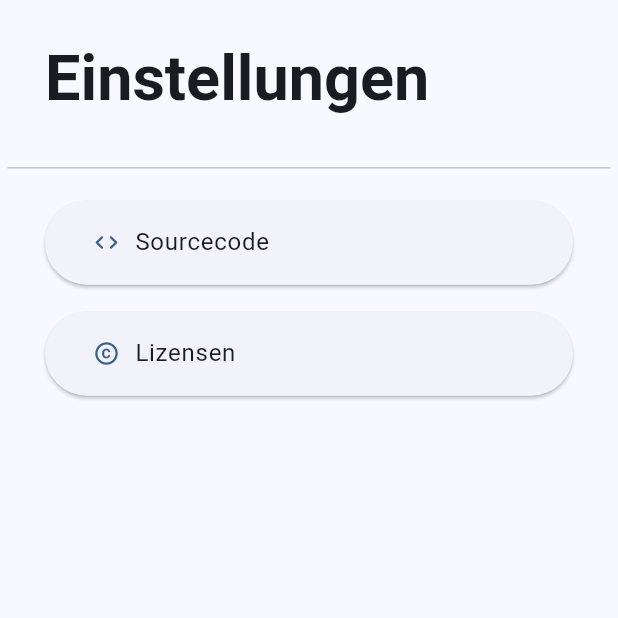
After one commit to lelehier/sort-demo, a Flutter app: the SettingsScreen screen opened directly, after a tap on "Lizensen", on a phone screen of 412 x 824 dp, the top half of it. The commit adds this screen. Run offline on Flutter 3.47's test engine with Material 2 defaults, Android fonts, the phone set to English and light mode, and no system bars; drawn by our look-alikes of dynamic_color.

Commit message:
beginn implementing settings

```diff
--- /dev/null
+++ b/lib/screens/settings.dart
@@ -0,0 +1,58 @@
+import 'package:flutter/material.dart';
+import 'package:sort_demo/widgets/screen_header.dart';
+import 'package:sort_demo/widgets/settings_item.dart';
+import 'package:url_launcher/link.dart';
+
+class SettingsScreen extends StatefulWidget {
+  const SettingsScreen({Key? key}) : super(key: key);
+
+  @override
+  State<SettingsScreen> createState() => _SettingsScreenState();
+}
+
+class _SettingsScreenState extends State<SettingsScreen> {
+  @override
+  Widget build(BuildContext context) {
+    return Scaffold(
+      backgroundColor: Theme.of(context).colorScheme.background,
+      body: CustomScrollView(
+        slivers: [
+          const ScreenHeader('Einstellungen'),
+          SliverList(
+            delegate: SliverChildListDelegate(
+              // Aktuell reine Platzhalter
+              [
+                const Padding(
+                  padding: EdgeInsets.all(5.0),
+                  child: Divider(),
+                ),
+                Link(
+                  target: LinkTarget.blank,
+                  uri: Uri.parse('https://github.com/lelehier/sort-demo'),
+                  builder: (context, followLink) => SettingsItem(
+                    const Icon(Icons.code_rounded),
+                    'Sourcecode',
+                    onPressed: followLink,
+                  ),
+                ),
+                SettingsItem(
+                  const Icon(Icons.copyright_rounded),
+                  'Lizensen',
+                  onPressed: () {
+                    /*
+                  - TODO: Add Licende screen
+                    Navigator.push(
+                        context,
+                        MaterialPageRoute(
+                            builder: (context) => const Licenses()));
+                  */
+                  },
+                ),
+              ],
+            ),
+          ),
+        ],
+      ),
+    );
+  }
+}
--- a/lib/screens/wrapper.dart
+++ b/lib/screens/wrapper.dart
@@ -1,6 +1,7 @@
 import 'package:dynamic_color/dynamic_color.dart';
 import 'package:flutter/material.dart';
 import 'package:sort_demo/screens/algorithms.dart';
+import 'package:sort_demo/screens/settings.dart';
 
 class Wrapper extends StatefulWidget {
   const Wrapper({Key? key}) : super(key: key);
@@ -81,6 +82,6 @@ Widget indexScreen(int index) {
     case 1:
       return const Algorithms();
     default:
-      return const Algorithms();
+      return const SettingsScreen();
   }
 }
--- /dev/null
+++ b/lib/widgets/settings_item.dart
@@ -0,0 +1,37 @@
+import 'package:flutter/material.dart';
+
+class SettingsItem extends StatelessWidget {
+  final Icon icon;
+  final String text;
+  final VoidCallback? onPressed;
+  const SettingsItem(this.icon, this.text, {this.onPressed, Key? key})
+      : super(key: key);
+
+  @override
+  Widget build(BuildContext context) {
+    return Padding(
+      padding: const EdgeInsets.fromLTRB(30, 5, 30, 5),
+      child: ElevatedButton(
+        style: const ButtonStyle(
+          visualDensity: VisualDensity(horizontal: 2, vertical: 4),
+        ),
+        onPressed: (onPressed == null) ? () => () {} : onPressed,
+        child: Row(
+          children: [
+            icon,
+            const SizedBox(
+              width: 10,
+            ),
+            Text(
+              text,
+              style: Theme.of(context)
+                  .textTheme
+                  .bodyLarge
+                  ?.copyWith(color: Theme.of(context).colorScheme.onBackground),
+            ),
+          ],
+        ),
+      ),
+    );
+  }
+}
```
Also changed, not shown: pubspec.yaml (+1 -6 lines), pubspec.lock, 4 other files.
